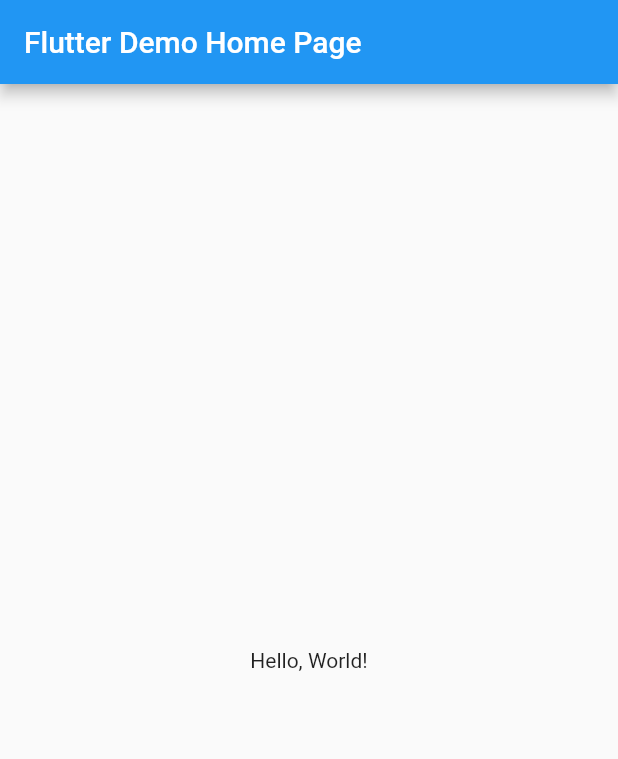
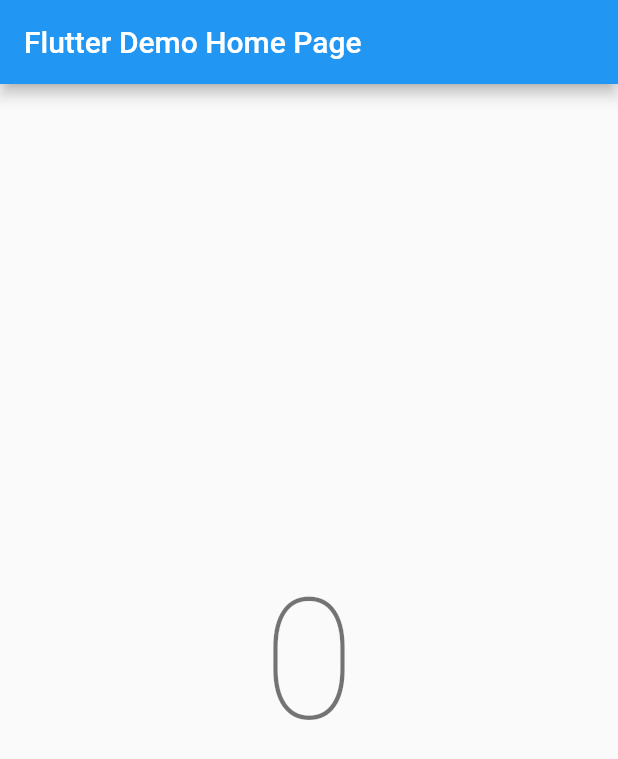
Before and after one commit to Jarkkohei/flutter_site, a Flutter app: the screen it shows after launch, on a phone screen of 412 x 824 dp. Shown: the top 759 px of the screen. Run offline on Flutter 3.47's test engine with Material 2 defaults, Android fonts, the phone set to English and light mode, and no system bars; missing offline and left inert: flutter_web.

Commit message:
Add private counter -variable and replace the Hello World! -text with it. Also add styling to it.

```diff
--- a/lib/main.dart
+++ b/lib/main.dart
@@ -26,6 +26,9 @@ class MyHomePage extends StatefulWidget {
 }
 
 class _MyHomePageState extends State<MyHomePage> {
+
+  int _counter = 0;
+
   @override
   Widget build(BuildContext context) {
     return Scaffold(
@@ -37,7 +40,8 @@ class _MyHomePageState extends State<MyHomePage> {
           mainAxisAlignment: MainAxisAlignment.center,
           children: <Widget>[
             Text(
-              'Hello, World!',
+              '$_counter',
+              style: Theme.of(context).textTheme.display4,
             ),
           ],
         ),
```
